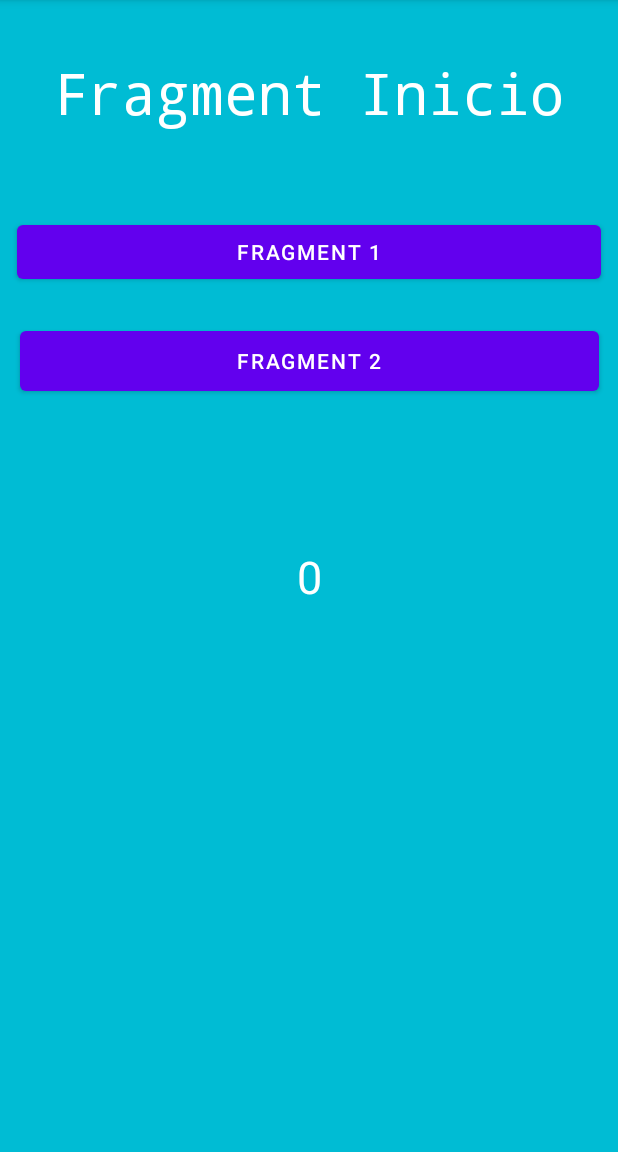
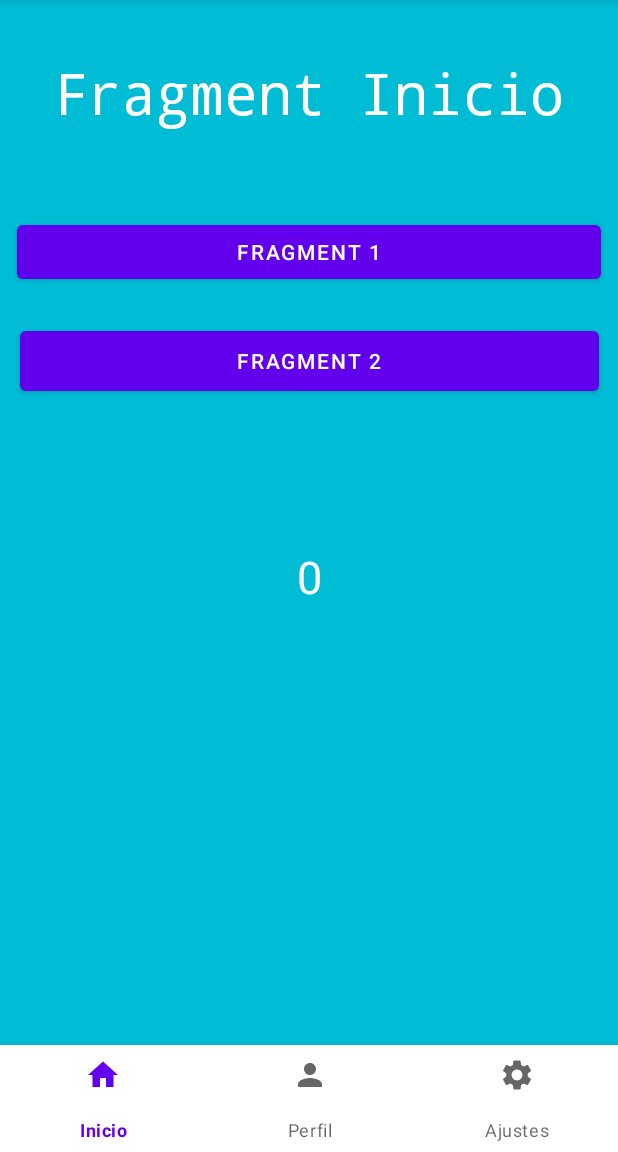
Before and after one commit to JoseSubzero/Navigation2, an Android app: the screen it shows after launch (MainActivity), on a phone screen of 412 x 824 dp, the part 84-1236 px from its top. Run offline under Robolectric (Android 15) with nearby library versions, the phone set to English and light mode, and no system bars.

Commit message:
Commit segundo. Insertacion de la BottomNavigationView

```diff
--- a/app/src/main/java/com/example/navigation2/MainActivity.kt
+++ b/app/src/main/java/com/example/navigation2/MainActivity.kt
@@ -2,10 +2,37 @@ package com.example.navigation2
 
 import androidx.appcompat.app.AppCompatActivity
 import android.os.Bundle
+import androidx.navigation.Navigation
+import androidx.navigation.findNavController
+import com.example.navigation2.databinding.ActivityMainBinding
 
 class MainActivity : AppCompatActivity() {
+    private lateinit var binding: ActivityMainBinding
     override fun onCreate(savedInstanceState: Bundle?) {
         super.onCreate(savedInstanceState)
-        setContentView(R.layout.activity_main)
+        binding = ActivityMainBinding.inflate(layoutInflater)
+        setContentView(binding.root)
+
+        binding.BottomNavigationView.setOnItemSelectedListener{ item ->
+            when (item.itemId){
+                R.id.opHome -> {
+                    Navigation.findNavController(binding.fragmentContainerView)
+                        .navigate(R.id.initFragment)
+                    true
+                }
+                R.id.opProfile -> {
+                    findNavController(R.id.fragmentContainerView)
+                        .navigate(R.id.firstFragment)
+                    true
+                }
+                R.id.opSettings -> {
+                    binding.fragmentContainerView.findNavController()
+                        .navigate(R.id.secondFragment)
+                    true
+                }
+                else -> false
+            }
+
+        }
     }
 }
--- /dev/null
+++ b/app/src/main/res/drawable/ic_baseline_home_24.xml
@@ -0,0 +1,5 @@
+<vector android:height="24dp" android:tint="#000000"
+    android:viewportHeight="24" android:viewportWidth="24"
+    android:width="24dp" xmlns:android="http://schemas.android.com/apk/res/android">
+    <path android:fillColor="@android:color/white" android:pathData="M10,20v-6h4v6h5v-8h3L12,3 2,12h3v8z"/>
+</vector>
--- /dev/null
+++ b/app/src/main/res/drawable/ic_baseline_person_24.xml
@@ -0,0 +1,5 @@
+<vector android:height="24dp" android:tint="#000000"
+    android:viewportHeight="24" android:viewportWidth="24"
+    android:width="24dp" xmlns:android="http://schemas.android.com/apk/res/android">
+    <path android:fillColor="@android:color/white" android:pathData="M12,12c2.21,0 4,-1.79 4,-4s-1.79,-4 -4,-4 -4,1.79 -4,4 1.79,4 4,4zM12,14c-2.67,0 -8,1.34 -8,4v2h16v-2c0,-2.66 -5.33,-4 -8,-4z"/>
+</vector>
--- /dev/null
+++ b/app/src/main/res/drawable/ic_baseline_settings_24.xml
@@ -0,0 +1,5 @@
+<vector android:height="24dp" android:tint="#000000"
+    android:viewportHeight="24" android:viewportWidth="24"
+    android:width="24dp" xmlns:android="http://schemas.android.com/apk/res/android">
+    <path android:fillColor="@android:color/white" android:pathData="M19.14,12.94c0.04,-0.3 0.06,-0.61 0.06,-0.94c0,-0.32 -0.02,-0.64 -0.07,-0.94l2.03,-1.58c0.18,-0.14 0.23,-0.41 0.12,-0.61l-1.92,-3.32c-0.12,-0.22 -0.37,-0.29 -0.59,-0.22l-2.39,0.96c-0.5,-0.38 -1.03,-0.7 -1.62,-0.94L14.4,2.81c-0.04,-0.24 -0.24,-0.41 -0.48,-0.41h-3.84c-0.24,0 -0.43,0.17 -0.47,0.41L9.25,5.35C8.66,5.59 8.12,5.92 7.63,6.29L5.24,5.33c-0.22,-0.08 -0.47,0 -0.59,0.22L2.74,8.87C2.62,9.08 2.66,9.34 2.86,9.48l2.03,1.58C4.84,11.36 4.8,11.69 4.8,12s0.02,0.64 0.07,0.94l-2.03,1.58c-0.18,0.14 -0.23,0.41 -0.12,0.61l1.92,3.32c0.12,0.22 0.37,0.29 0.59,0.22l2.39,-0.96c0.5,0.38 1.03,0.7 1.62,0.94l0.36,2.54c0.05,0.24 0.24,0.41 0.48,0.41h3.84c0.24,0 0.44,-0.17 0.47,-0.41l0.36,-2.54c0.59,-0.24 1.13,-0.56 1.62,-0.94l2.39,0.96c0.22,0.08 0.47,0 0.59,-0.22l1.92,-3.32c0.12,-0.22 0.07,-0.47 -0.12,-0.61L19.14,12.94zM12,15.6c-1.98,0 -3.6,-1.62 -3.6,-3.6s1.62,-3.6 3.6,-3.6s3.6,1.62 3.6,3.6S13.98,15.6 12,15.6z"/>
+</vector>
--- a/app/src/main/res/layout/activity_main.xml
+++ b/app/src/main/res/layout/activity_main.xml
@@ -17,4 +17,16 @@
         app:layout_constraintStart_toStartOf="parent"
         app:layout_constraintTop_toTopOf="parent"
         app:navGraph="@navigation/nav_graph" />
+
+    <com.google.android.material.bottomnavigation.BottomNavigationView
+        android:id="@+id/BottomNavigationView"
+        android:layout_width="414dp"
+        android:layout_height="71dp"
+        app:layout_constraintBottom_toBottomOf="parent"
+        app:layout_constraintEnd_toEndOf="parent"
+        app:layout_constraintHorizontal_bias="0.562"
+        app:layout_constraintStart_toStartOf="parent"
+        app:layout_constraintTop_toTopOf="parent"
+        app:layout_constraintVertical_bias="1.0"
+        app:menu="@menu/mymenu"/>
 </androidx.constraintlayout.widget.ConstraintLayout>
--- /dev/null
+++ b/app/src/main/res/menu/mymenu.xml
@@ -0,0 +1,16 @@
+<?xml version="1.0" encoding="utf-8"?>
+<menu xmlns:android="http://schemas.android.com/apk/res/android">
+
+    <item
+        android:id="@+id/opHome"
+        android:icon="@drawable/ic_baseline_home_24"
+        android:title="Inicio" />
+    <item
+        android:id="@+id/opProfile"
+        android:icon="@drawable/ic_baseline_person_24"
+        android:title="Perfil" />
+    <item
+        android:id="@+id/opSettings"
+        android:icon="@drawable/ic_baseline_settings_24"
+        android:title="Ajustes" />
+</menu>
```
